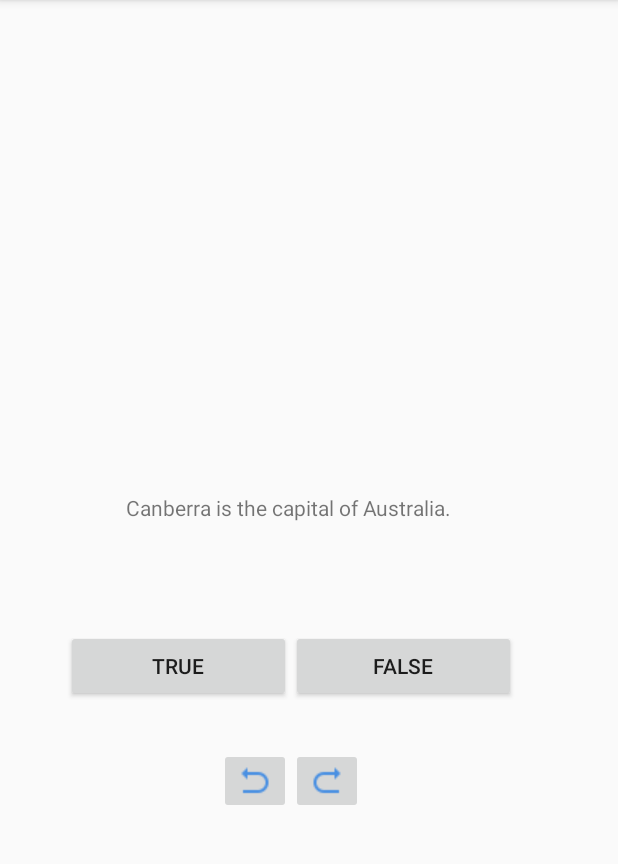
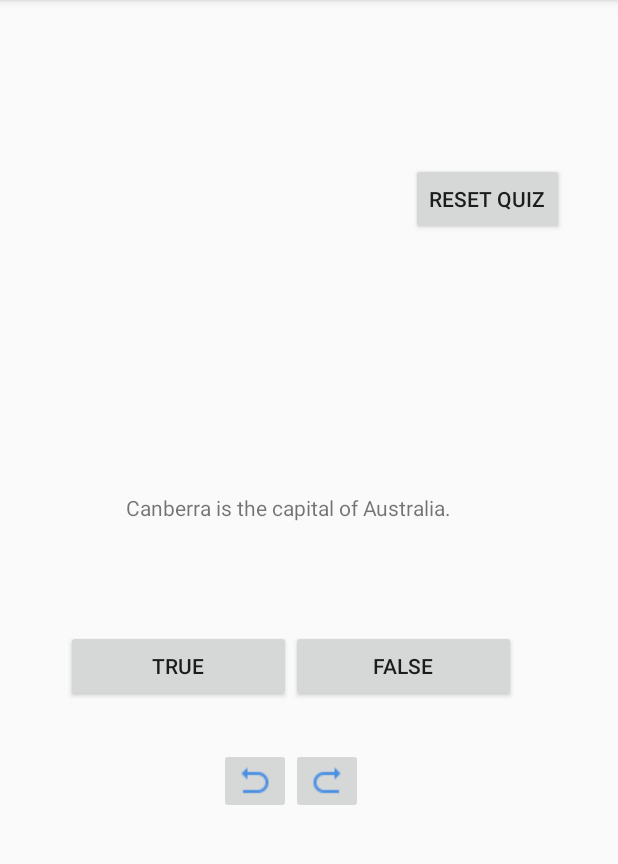
Before and after one commit to chiamtw95/-uni-Android-Labs, an Android app: the screen it shows after launch (QuizActivity), on a phone screen of 412 x 824 dp, the part 84-948 px from its top. Run offline under Robolectric (Android 15) with nearby library versions, the phone set to English and light mode, and no system bars.

Commit message:
added reset button

```diff
--- a/GeoQuiz/app/src/main/res/layout-land/activity_quiz.xml
+++ b/GeoQuiz/app/src/main/res/layout-land/activity_quiz.xml
@@ -21,6 +21,13 @@
             android:layout_centerInParent="true"
             android:layout_gravity="center"
             android:gravity="center" />
+
+        <Button
+            android:id="@+id/reset_button"
+            android:layout_width="wrap_content"
+            android:layout_height="wrap_content"
+            android:layout_alignParentEnd="true"
+            android:text="@string/reset_button" />
 
         <LinearLayout
             android:layout_width="wrap_content"
@@ -69,10 +76,6 @@
                 android:layout_alignTop="@+id/previous_button"
                 android:layout_toEndOf="@+id/false_button"
                 android:src="@drawable/arrow_right" />
-
-
-
-
         </LinearLayout>
 
 
--- a/GeoQuiz/app/src/main/res/layout/activity_quiz.xml
+++ b/GeoQuiz/app/src/main/res/layout/activity_quiz.xml
@@ -60,5 +60,12 @@
             android:layout_alignParentTop="true"
             android:layout_centerHorizontal="true"
             android:layout_marginTop="220dp" />
+
+        <Button
+            android:id="@+id/reset_button"
+            android:layout_width="wrap_content"
+            android:layout_height="wrap_content"
+            android:layout_alignParentEnd="true"
+            android:text="@string/reset_button" />
     </RelativeLayout>
 </android.support.constraint.ConstraintLayout>
--- a/GeoQuiz/app/src/main/res/values/strings.xml
+++ b/GeoQuiz/app/src/main/res/values/strings.xml
@@ -3,6 +3,7 @@
     <string name="true_button">True</string>
     <string name="false_button">False</string>
     <string name="next_button">Next</string>
+    <string name="reset_button">Reset Quiz</string>
 
     //questions
     <string name="question_australia">Canberra is the capital of Australia.</string>
```
